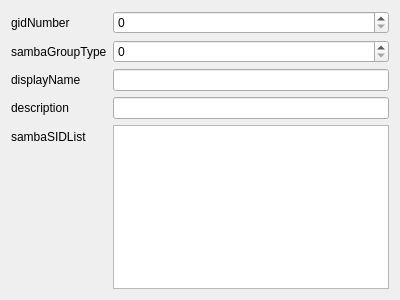
Above: agent/src/clacks/agent/data/templates/default/group-samba.ui from gonicus/clacks before the change. Below: the same form after it.
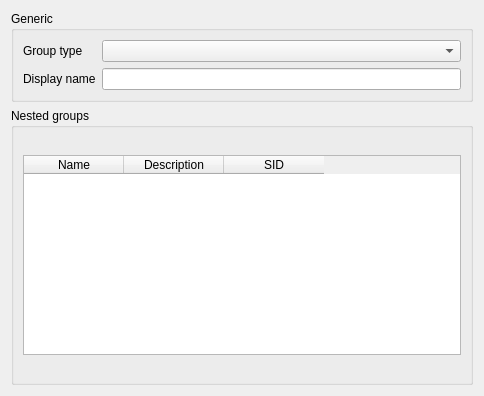
That is the form after the change. Icons and pictures are not drawn.

Commit message: Updated samba group ui

The edit to the form file:
```diff
--- a/agent/src/clacks/agent/data/templates/default/group-samba.ui
+++ b/agent/src/clacks/agent/data/templates/default/group-samba.ui
@@ -6,8 +6,8 @@
       <rect>
         <x>0</x>
         <y>0</y>
-        <width>400</width>
-        <height>300</height>
+    <width>484</width>
+    <height>396</height>
       </rect>
     </property>
     <property name="windowTitle">
@@ -17,60 +17,76 @@
        <iconset>
        <normaloff>:/images/user-samba.png</normaloff>:/images/user-samba.png</iconset>
     </property>
-    <layout name="gridLayout" class="QGridLayout">
-      <item column="0" row="0">
-        <layout name="formLayout" class="QFormLayout">
-          <item column="0" row="0">
-            <widget name="gidNumberLabel" class="QLabel">
+  <layout class="QVBoxLayout" name="verticalLayout">
+   <item>
+    <widget class="QGroupBox" name="groupBox">
+     <property name="title">
+      <string>Generic</string>
+     </property>
+     <layout class="QFormLayout" name="formLayout">
+      <item row="0" column="0">
+       <widget class="QLabel" name="sambaGroupTypeLabel">
               <property name="text">
-                <string>gidNumber</string>
+         <string>Group type</string>
               </property>
             </widget>
           </item>
-          <item column="1" row="0">
-            <widget name="gidNumberEdit" class="QSpinBox"/>
-          </item>
-          <item column="0" row="1">
-            <widget name="sambaGroupTypeLabel" class="QLabel">
+      <item row="0" column="1">
+       <widget class="QComboBox" name="sambaGroupTypeEdit"/>
+      </item>
+      <item row="1" column="0">
+       <widget class="QLabel" name="displayNameLabel">
               <property name="text">
-                <string>sambaGroupType</string>
+         <string>Display name</string>
               </property>
             </widget>
           </item>
-          <item column="1" row="1">
-            <widget name="sambaGroupTypeEdit" class="QSpinBox"/>
-          </item>
-          <item column="0" row="2">
-            <widget name="displayNameLabel" class="QLabel">
-              <property name="text">
-                <string>displayName</string>
-              </property>
-            </widget>
-          </item>
-          <item column="1" row="2">
-            <widget name="displayNameEdit" class="QLineEdit"/>
-          </item>
-          <item column="0" row="3">
-            <widget name="descriptionLabel" class="QLabel">
+      <item row="1" column="1">
+       <widget class="QLineEdit" name="displayNameEdit"/>
+      </item>
+     </layout>
+     <zorder>displayNameLabel</zorder>
+     <zorder>displayNameEdit</zorder>
+     <zorder>sambaGroupTypeLabel</zorder>
+     <zorder>sambaGroupTypeEdit</zorder>
+    </widget>
+   </item>
+   <item>
+    <widget class="QGroupBox" name="groupBox_2">
+     <property name="title">
+      <string>Nested groups</string>
+     </property>
+     <layout class="QGridLayout" name="gridLayout">
+      <item row="0" column="0">
+       <widget class="QTableWidget" name="sambaSIDListEdit">
+        <property name="maximumSize">
+         <size>
+          <width>16777215</width>
+          <height>200</height>
+         </size>
+        </property>
+        <property name="editTitle" stdset="0">
+         <string>Edit nested groups</string>
+        </property>
+        <column>
               <property name="text">
-                <string>description</string>
-              </property>
-            </widget>
-          </item>
-          <item column="1" row="3">
-            <widget name="descriptionEdit" class="QLineEdit"/>
-          </item>
-          <item column="0" row="4">
-            <widget name="sambaSIDListLabel" class="QLabel">
+          <string extracomment="cn">Name</string>
+         </property>
+        </column>
+        <column>
               <property name="text">
-                <string>sambaSIDList</string>
-              </property>
-            </widget>
-          </item>
-          <item column="1" row="4">
-            <widget name="sambaSIDListEdit" class="QTableWidget"/>
-          </item>
-        </layout>
+          <string extracomment="description">Description</string>
+         </property>
+        </column>
+        <column>
+         <property name="text">
+          <string extracomment="sambaSID">SID</string>
+         </property>
+        </column>
+       </widget>
+      </item>
+     </layout>
+    </widget>
       </item>
     </layout>
   </widget>
```
Left out of the diff: 34 changed lines with no effect on the pictures. Lines whose indentation alone changed are shown as unchanged. The commit also changes 1 other file.
